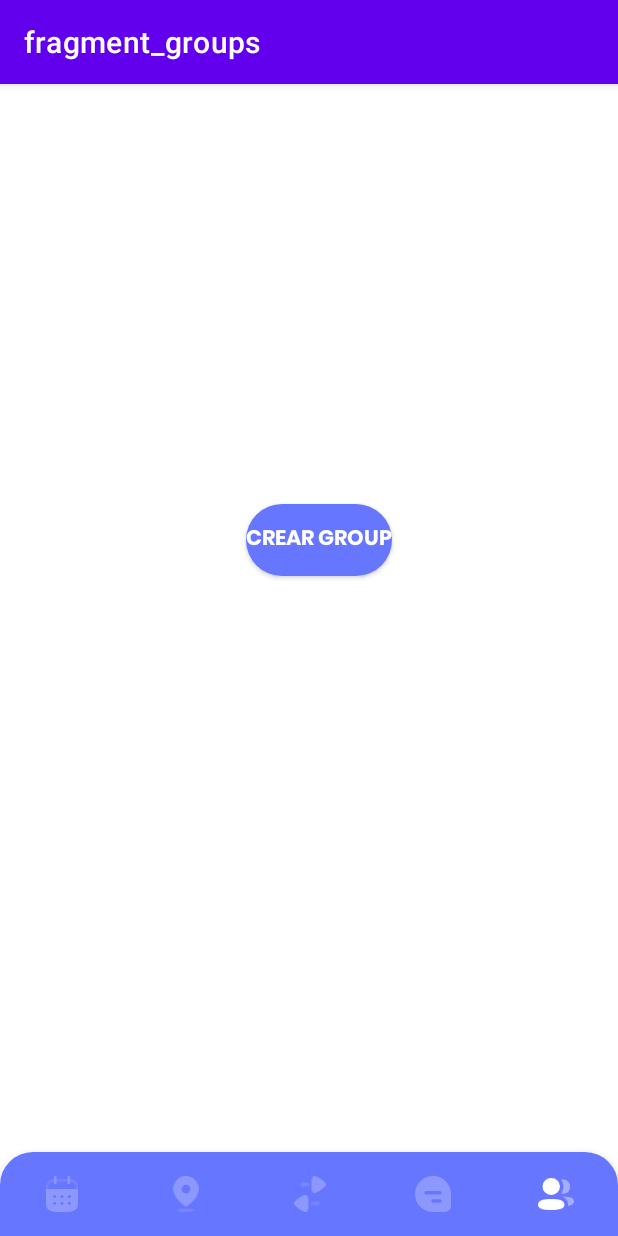
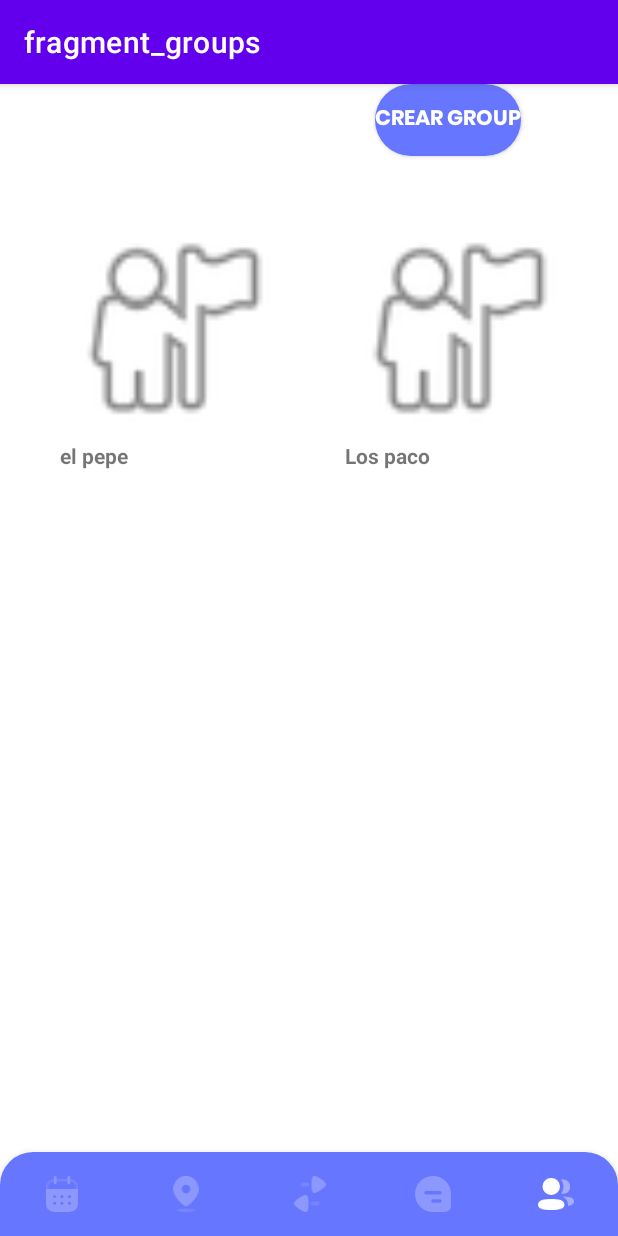
Before and after one commit to AndresOtalora01/GroupZ, an Android app: the GroupsFragment screen opened through its navigation route, on a phone screen of 412 x 824 dp. Run offline under Robolectric (Android 15) with nearby library versions, the phone set to English and light mode, and no system bars; our stand-ins replace navigation-ui.

Commit message:
Añadido Misgrupos

```diff
--- a/app/src/main/res/layout/fragment_create_group.xml
+++ b/app/src/main/res/layout/fragment_create_group.xml
@@ -154,7 +154,7 @@
         android:layout_marginTop="100dp"
         android:layout_marginEnd="16dp"
         android:fontFamily="@font/poppins_bold"
-        android:text="@string/description"
+        android:text="@string/members"
         app:layout_constraintEnd_toEndOf="parent"
         app:layout_constraintHorizontal_bias="0.0"
         app:layout_constraintStart_toStartOf="parent"
--- a/app/src/main/res/layout/fragment_groups.xml
+++ b/app/src/main/res/layout/fragment_groups.xml
@@ -1,20 +1,17 @@
 <?xml version="1.0" encoding="utf-8"?>
-<androidx.constraintlayout.widget.ConstraintLayout xmlns:android="http://schemas.android.com/apk/res/android"
+<LinearLayout xmlns:android="http://schemas.android.com/apk/res/android"
     xmlns:app="http://schemas.android.com/apk/res-auto"
     xmlns:tools="http://schemas.android.com/tools"
     android:layout_width="match_parent"
     android:layout_height="match_parent"
-    tools:context=".ui.activities.main.fragments.GroupsFragment">
-
-
+    tools:context=".ui.activities.main.fragments.GroupsFragment"
+    android:orientation="vertical">
 
     <android.widget.Button
         android:id="@+id/btnCrearGroup"
         android:layout_width="wrap_content"
+        android:layout_marginLeft="250dp"
         android:layout_height="wrap_content"
-        android:layout_marginStart="166dp"
-        android:layout_marginTop="280dp"
-        android:layout_marginEnd="152dp"
         android:background="@drawable/custom_button_login"
         android:fontFamily="@font/poppins_bold"
         android:textColor="@color/white"
@@ -23,4 +20,57 @@
         app:layout_constraintHorizontal_bias="0.652"
         app:layout_constraintStart_toStartOf="parent"
         app:layout_constraintTop_toTopOf="parent" />
-</androidx.constraintlayout.widget.ConstraintLayout>
+
+    <Space
+        android:layout_width="match_parent"
+        android:layout_height="40dp" />
+
+    <LinearLayout
+        android:layout_width="wrap_content"
+        android:layout_height="wrap_content"
+        >
+        <Space
+            android:layout_width="40dp"
+            android:layout_height="match_parent" />
+
+        <ImageView
+            android:id="@+id/image_view"
+            android:layout_width="150dp"
+            android:layout_height="150dp"
+            android:layout_weight="1"
+            app:srcCompat="@android:drawable/ic_menu_myplaces" />
+        <Space
+            android:layout_width="40dp"
+            android:layout_height="match_parent" />
+        <ImageView
+            android:id="@+id/imageView2"
+            android:layout_width="150dp"
+            android:layout_height="150dp"
+            android:layout_weight="1"
+            app:srcCompat="@android:drawable/ic_menu_myplaces" />
+    </LinearLayout>
+    <LinearLayout
+        android:layout_width="wrap_content"
+        android:layout_height="wrap_content">
+        <Space
+            android:layout_width="40dp"
+            android:layout_height="match_parent" />
+        <TextView
+            android:id="@+id/Name"
+            android:layout_width="150dp"
+            android:layout_height="wrap_content"
+            android:text="el pepe"
+            android:textStyle="bold"/>
+        <Space
+            android:layout_width="40dp"
+            android:layout_height="match_parent" />
+        <TextView
+            android:id="@+id/Name2"
+            android:layout_width="150dp"
+            android:layout_height="wrap_content"
+            android:text="Los paco"
+            android:textStyle="bold"/>
+    </LinearLayout>
+
+
+</LinearLayout>
--- a/app/src/main/res/values/strings.xml
+++ b/app/src/main/res/values/strings.xml
@@ -38,6 +38,7 @@
     <string name="images">Imatges</string>
     <string name="newimages">Afegir Imatge</string>
     <string name="description">Descripció</string>
+    <string name="members">Miembros</string>
     <string name="yes">Si</string>
     <string name="no">No</string>
 
```
